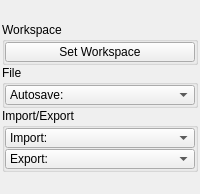
Old version of the form tentacle/ui/scene.ui in the repository m3trik/tentacle.
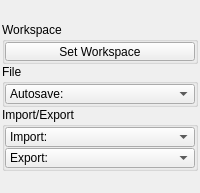
New version of the form. Custom widgets are drawn as their Qt base class.

```diff
--- a/tentacle/ui/scene.ui
+++ b/tentacle/ui/scene.ui
@@ -95,13 +95,13 @@
            <property name="minimumSize">
             <size>
              <width>0</width>
-             <height>20</height>
+             <height>19</height>
             </size>
            </property>
            <property name="maximumSize">
             <size>
              <width>16777215</width>
-             <height>20</height>
+             <height>19</height>
             </size>
            </property>
            <property name="toolTip">
```
